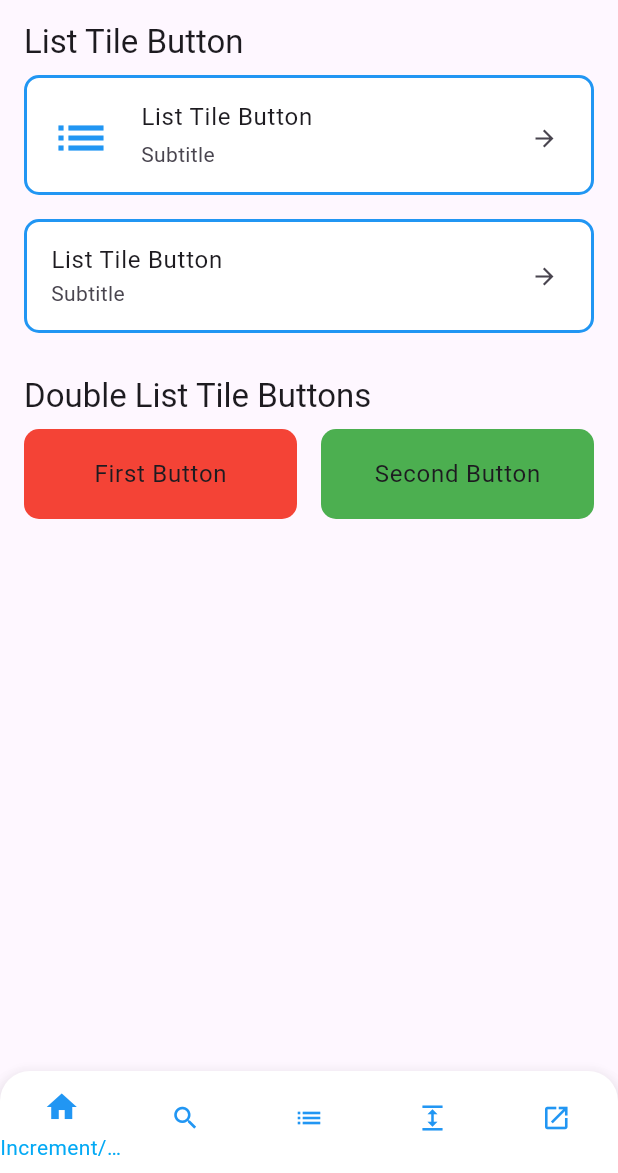
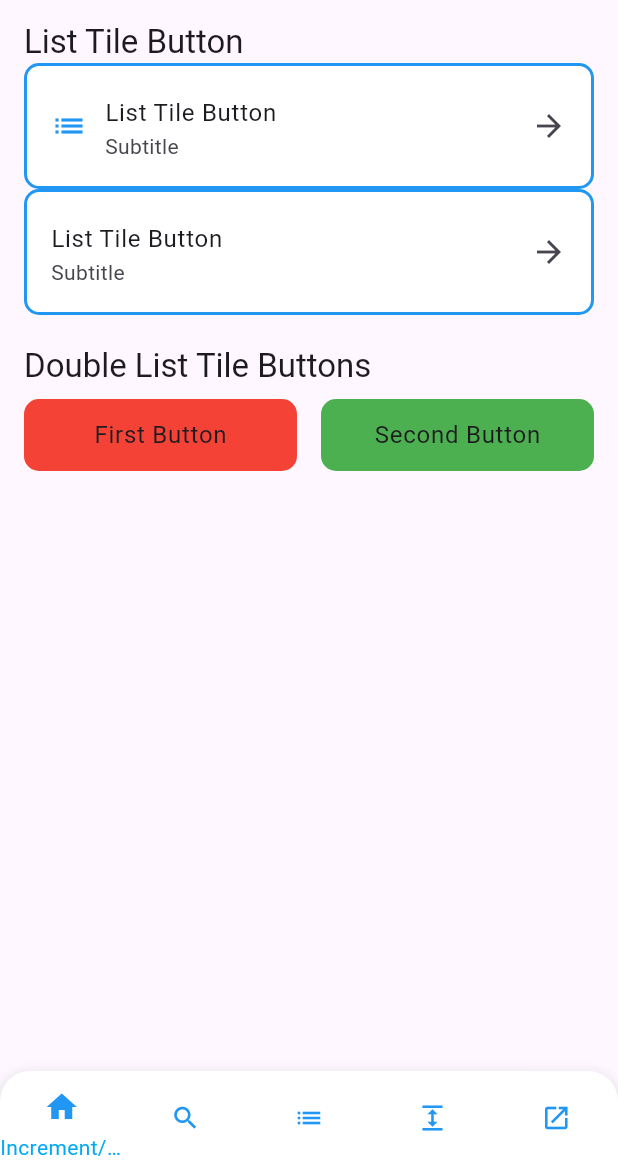
Before and after one commit to FrenkyDema/risto_widgets, a Flutter app: the screen it shows after launch, swiped to page 3, on a phone screen of 412 x 824 dp, the part 63-1236 px from its top. Run offline on Flutter 3.47's test engine with Material 3 defaults, Android fonts, the phone set to English and light mode, and no system bars.

Commit message:
Refactoring ListTileButton
Updating tests

```diff
--- a/lib/widgets/buttons/expandable_list_tile_button.dart
+++ b/lib/widgets/buttons/expandable_list_tile_button.dart
@@ -214,7 +214,6 @@ class _ExpandableListTileButtonState extends State<ExpandableListTileButton>
             icon: widget.icon!,
             iconColor: widget.iconColor ?? theme.iconTheme.color,
             title: widget.buttonBody!,
-            size: widget.collapsedHeight,
             onPressed: _toggleExpansion,
             trailing: Icon(
               _isExpanded ? Icons.expand_less : Icons.expand_more,
--- a/lib/widgets/buttons/list_tile_button.dart
+++ b/lib/widgets/buttons/list_tile_button.dart
@@ -7,18 +7,14 @@ class ListTileButton extends StatelessWidget {
   final Widget? subtitle;
   final Widget? leading;
   final Widget? trailing;
-  final double? height;
-  final double? minTileHeight;
   final EdgeInsetsGeometry padding;
   final EdgeInsetsGeometry? contentPadding;
   final Color? borderColor;
-  final double trailingSize;
   final double borderRadius;
   final VisualDensity? visualDensity;
   final Color? backgroundColor;
-  final double? sizeFactor;
-
   final ListTileTitleAlignment? bodyAlignment;
+  final double? elevation;
 
   const ListTileButton({
     super.key,
@@ -30,64 +26,42 @@ class ListTileButton extends StatelessWidget {
     required this.body,
     this.subtitle,
     this.trailing,
-    this.height,
-    this.minTileHeight,
     this.onPressed,
-    this.trailingSize = 30,
     this.borderRadius = 10,
     this.visualDensity,
     this.onLongPress,
     this.bodyAlignment,
-    this.sizeFactor,
+    this.elevation,
   });
 
   @override
   Widget build(BuildContext context) {
     return RoundedContainer(
-      borderColor: borderColor ?? Colors.transparent,
-      backgroundColor: backgroundColor ?? Theme.of(context).cardColor,
-      height: height,
+      borderColor: borderColor,
+      backgroundColor: backgroundColor,
+      elevation: elevation,
       borderRadius: borderRadius,
+      child: Material(
+        type: MaterialType.transparency,
+        child: InkWell(
+          borderRadius: BorderRadius.circular(borderRadius),
+          onTap: onPressed,
+          onLongPress: onLongPress,
+          child: Padding(
             padding: padding,
-      child: ElevatedButton(
-        style: ElevatedButton.styleFrom(
-          foregroundColor: Theme.of(context).splashColor,
-          splashFactory: Theme.of(context).splashFactory,
-          backgroundColor: Colors.transparent,
-          shadowColor: Colors.transparent,
-          padding: EdgeInsets.zero,
-          disabledBackgroundColor: Colors.transparent,
-          shape: RoundedRectangleBorder(
-            borderRadius: BorderRadius.circular(borderRadius),
+            child: ListTile(
+              titleAlignment: bodyAlignment,
+              visualDensity: visualDensity ?? VisualDensity.compact,
+              contentPadding: contentPadding ??
+                  const EdgeInsets.symmetric(horizontal: 16.0),
+              minVerticalPadding: 0,
+              minLeadingWidth: 0,
+              leading: leading,
+              title: body,
+              subtitle: subtitle,
+              trailing: trailing,
             ),
           ),
-        onPressed: onPressed,
-        onLongPress: onLongPress,
-        child: ListTile(
-          titleAlignment: bodyAlignment,
-          visualDensity: visualDensity,
-          minVerticalPadding: height != null ? 0 : null,
-          contentPadding:
-              contentPadding ?? const EdgeInsets.symmetric(horizontal: 16.0),
-          // Replace with dynamic padding if needed
-          minLeadingWidth: 0,
-          leading: leading != null
-              ? SizedBox.square(
-                  dimension: (height ?? 30) * (sizeFactor ?? 0.5),
-                  child: leading,
-                )
-              : null,
-          title: body,
-          subtitle: subtitle,
-          minTileHeight: height,
-          trailing: trailing != null
-              ? SizedBox.square(
-                  dimension: trailingSize,
-                  child: Center(
-                    child: trailing,
-                  ),
-                )
-              : null,
         ),
       ),
     );
@@ -102,8 +76,8 @@ class IconListTileButton extends StatelessWidget {
   final Color? iconColor;
   final Color? backgroundColor;
   final Color? borderColor;
-  final double size;
-  final double? sizeFactor;
+  final double? elevation;
+  final double sizeFactor;
   final EdgeInsetsGeometry padding;
   final EdgeInsetsGeometry? contentPadding;
   final void Function()? onPressed;
@@ -114,42 +88,34 @@ class IconListTileButton extends StatelessWidget {
     required this.title,
     this.subtitle,
     this.trailing,
-    required this.size,
     this.iconColor,
     this.backgroundColor,
     this.borderColor,
-    this.sizeFactor,
+    this.sizeFactor = 1.0,
     this.padding = EdgeInsets.zero,
     this.contentPadding,
     this.onPressed,
+    this.elevation,
   });
 
   @override
   Widget build(BuildContext context) {
     return ListTileButton(
       borderColor: borderColor,
-      backgroundColor: backgroundColor ?? Theme.of(context).cardColor,
+      backgroundColor: backgroundColor,
       body: title,
-      leading: AspectRatio(
-        aspectRatio: 1,
-        child: FittedBox(
-          fit: BoxFit.cover,
-          alignment: Alignment.center,
-          child: Icon(
+      leading: Icon(
         icon,
         color: iconColor ?? Theme.of(context).iconTheme.color,
+        size: 24.0 * sizeFactor, // Adjust icon size using sizeFactor
       ),
-        ),
-      ),
-      height: size,
       padding: padding,
       contentPadding: contentPadding,
-      sizeFactor: sizeFactor,
-      visualDensity: const VisualDensity(horizontal: 2, vertical: 2),
       bodyAlignment: ListTileTitleAlignment.threeLine,
       subtitle: subtitle,
       trailing: trailing,
       onPressed: onPressed,
+      elevation: elevation,
     );
   }
 }
@@ -157,41 +123,41 @@ class IconListTileButton extends StatelessWidget {
 class RoundedContainer extends StatelessWidget {
   final Color? borderColor;
   final Color? backgroundColor;
-  final double? height;
   final double borderRadius;
-  final EdgeInsetsGeometry padding;
   final Widget child;
+  final double? elevation;
 
   const RoundedContainer({
     super.key,
     this.borderColor,
     this.backgroundColor,
-    this.height,
-    this.padding = EdgeInsets.zero,
     this.borderRadius = 10,
     required this.child,
+    this.elevation,
   });
 
   @override
   Widget build(BuildContext context) {
-    return Container(
+    return Material(
+      elevation: elevation ?? 0,
+      borderRadius: BorderRadius.circular(borderRadius),
+      color: backgroundColor ?? Theme.of(context).cardColor,
+      child: Container(
         decoration: BoxDecoration(
-        borderRadius: BorderRadius.all(Radius.circular(borderRadius)),
-        border: Border.fromBorderSide(
-            BorderSide(color: borderColor ?? Colors.transparent, width: 2)),
-        color: backgroundColor ?? Theme.of(context).cardColor,
+          borderRadius: BorderRadius.circular(borderRadius),
+          border: borderColor != null
+              ? Border.all(color: borderColor!, width: 2)
+              : null,
         ),
-      height: height,
-      margin: padding,
-      padding: EdgeInsets.zero,
         child: child,
+      ),
     );
   }
 }
 
 class DoubleListTileButtons extends StatelessWidget {
-  final ListTileButton firstButton;
-  final ListTileButton secondButton;
+  final Widget firstButton;
+  final Widget secondButton;
   final EdgeInsetsGeometry padding;
   final bool expanded;
   final double? space;
@@ -217,7 +183,7 @@ class DoubleListTileButtons extends StatelessWidget {
             ? [
                 Expanded(child: firstButton),
                 SizedBox(width: space),
-                Expanded(child: secondButton)
+                Expanded(child: secondButton),
               ]
             : [
                 firstButton,
```
Also changed, not shown: 1 other file. Lines whose indentation alone changed are shown as unchanged.
